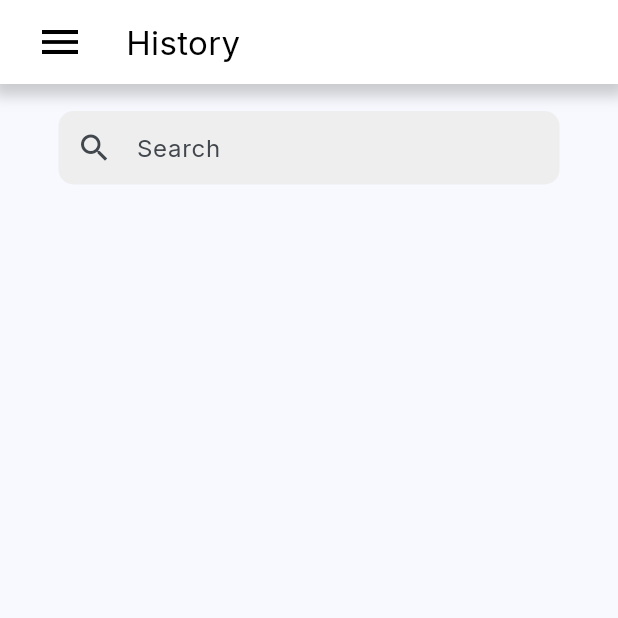
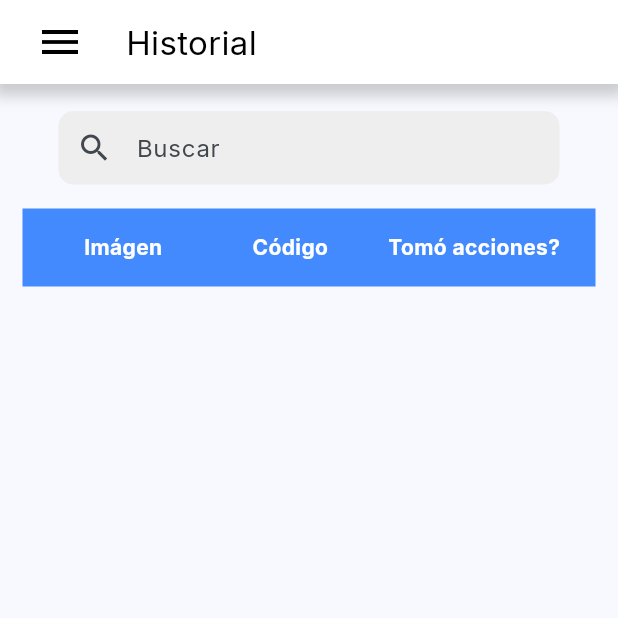
Before and after one commit to Arix69sex/PRY20231013-LPDRMobile, a Flutter app: the HistoryPage screen opened directly, on a phone screen of 412 x 824 dp, the top half of it. Run offline on Flutter 3.47's test engine with Material 2 defaults, Android fonts, the light colour scheme and no system bars; our stand-ins replace camera, flutter_dotenv, geolocator, google_fonts, shared_preferences; missing offline and left inert: in_app_notification; accounts and stored records are empty.

Commit message:
fix: Translate app to spanish. Add more values to infractions. Add header row for history page

```diff
--- a/lib/components/itemRow.dart
+++ b/lib/components/itemRow.dart
@@ -15,7 +15,8 @@ class ItemRow extends StatelessWidget {
   Widget build(BuildContext context) {
     return Row(
       children: <Widget>[
-        Icon(icon, size: 32, color: Colors.grey.shade800), // Name icon
+        Icon(icon,
+            size: 32, color: Color.fromARGB(255, 50, 132, 187)), // Name icon
         const SizedBox(width: 12),
         Expanded(
           child: Text(
--- a/lib/components/sideBar.dart
+++ b/lib/components/sideBar.dart
@@ -34,7 +34,7 @@ class Sidebar extends StatelessWidget {
               children: <Widget>[
                 ListTile(
                   leading: Icon(Icons.camera),
-                  title: Text('Camera'),
+                  title: Text('Cámara'),
                   onTap: () {
                     Navigator.push(context,
                         MaterialPageRoute(builder: (context) => HomePage()));
@@ -42,7 +42,7 @@ class Sidebar extends StatelessWidget {
                 ),
                 ListTile(
                   leading: Icon(Icons.person),
-                  title: Text('Profile'),
+                  title: Text('Perfil'),
                   onTap: () {
                     Navigator.push(context,
                         MaterialPageRoute(builder: (context) => ProfilePage()));
@@ -50,7 +50,7 @@ class Sidebar extends StatelessWidget {
                 ),
                 ListTile(
                   leading: Icon(Icons.history),
-                  title: Text('History'),
+                  title: Text('Historial'),
                   onTap: () {
                     Navigator.push(context,
                         MaterialPageRoute(builder: (context) => HistoryPage()));
--- a/lib/pages/historyPage.dart
+++ b/lib/pages/historyPage.dart
@@ -139,7 +139,7 @@ class _HistoryPageState extends State<HistoryPage> {
       appBar: PreferredSize(
         preferredSize: Size.fromHeight(kToolbarHeight),
         child: TopBar(
-          title: 'History',
+          title: 'Historial',
           onMenuPressed: openDrawer,
         ),
       ),
@@ -160,8 +160,8 @@ class _HistoryPageState extends State<HistoryPage> {
                     onChanged:
                         _filterItems, // Trigger filtering when text changes
                     decoration: InputDecoration(
-                      labelText: 'Search',
-                      hintText: 'Search items by code...',
+                      labelText: 'Buscar',
+                      hintText: 'Buscar items por código...',
                       prefixIcon: Icon(Icons.search),
                       border: OutlineInputBorder(
                         borderSide: BorderSide.none, // Remove the border
@@ -180,6 +180,44 @@ class _HistoryPageState extends State<HistoryPage> {
             ),
           ),
 
+          Padding(
+            padding: const EdgeInsets.symmetric(
+              vertical: 8.0,
+              horizontal: 15.0,
+            ),
+            child: Container(
+              padding: EdgeInsets.all(16.0),
+              color: Colors.blueAccent, // Change the color as needed
+              child: Row(
+                children: <Widget>[
+                  SizedBox(width: 25.0),
+                  Text(
+                    'Imágen',
+                    style: TextStyle(
+                        fontSize: 14.0,
+                        color: Colors.white,
+                        fontWeight: FontWeight.bold),
+                  ),
+                  SizedBox(width: 60.0),
+                  Text(
+                    'Código',
+                    style: TextStyle(
+                        fontSize: 14.0,
+                        color: Colors.white,
+                        fontWeight: FontWeight.bold),
+                  ),
+                  SizedBox(width: 40.0),
+                  Text(
+                    'Tomó acciones?',
+                    style: TextStyle(
+                        fontSize: 14.0,
+                        color: Colors.white,
+                        fontWeight: FontWeight.bold),
+                  ),
+                ],
+              ),
+            ),
+          ),
           // List of Items
           Expanded(
             child: ListView.builder(
--- a/lib/pages/home.dart
+++ b/lib/pages/home.dart
@@ -147,7 +147,7 @@ class _HomePageState extends State<HomePage> {
       appBar: PreferredSize(
         preferredSize: Size.fromHeight(kToolbarHeight),
         child: TopBar(
-          title: 'Home',
+          title: 'Cámara',
           onMenuPressed: openDrawer,
         ),
       ),
--- a/lib/pages/loginPage.dart
+++ b/lib/pages/loginPage.dart
@@ -71,7 +71,7 @@ class _LoginPageState extends State<LoginPage> {
                     height: 16.0), // Add some space between the fields
                 TextFormField(
                   decoration: InputDecoration(
-                    labelText: 'Password',
+                    labelText: 'Contraseña',
                     border: OutlineInputBorder(),
                   ),
                   controller: passwordController,
@@ -94,10 +94,10 @@ class _LoginPageState extends State<LoginPage> {
                       ));
                     } else {
                       MessageSnackBar.showMessage(
-                          context, "User already exists or not found");
+                          context, "Usuario no fue encontrado.");
                     }
                   },
-                  child: Text('Login'),
+                  child: Text('Ingresar'),
                 ),
                 SizedBox(height: 8.0), // Add some space below the login button
                 GestureDetector(
```
Also changed, not shown: lib/models/infractionModel.dart (+7 -1 lines), lib/pages/infractionsPage.dart (+20 -4 lines), lib/pages/licensePlateInfoPage.dart (+17 -12 lines), lib/pages/profilePage.dart (+14 -14 lines), lib/pages/signUpPage.dart (+4 -4 lines).
